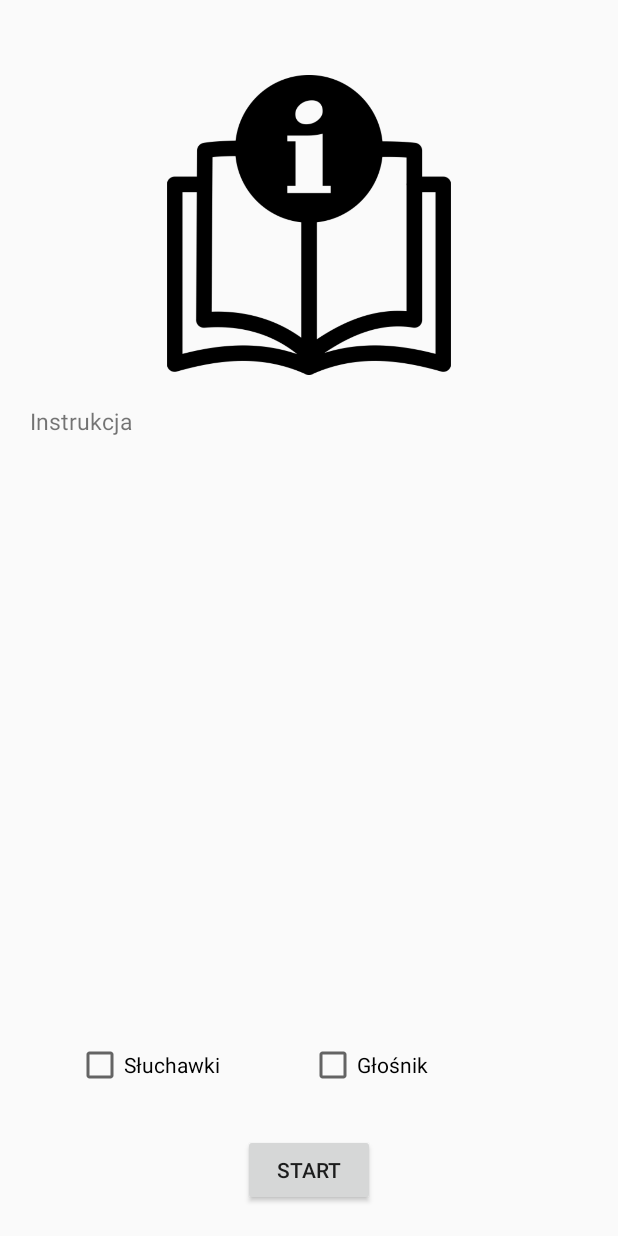
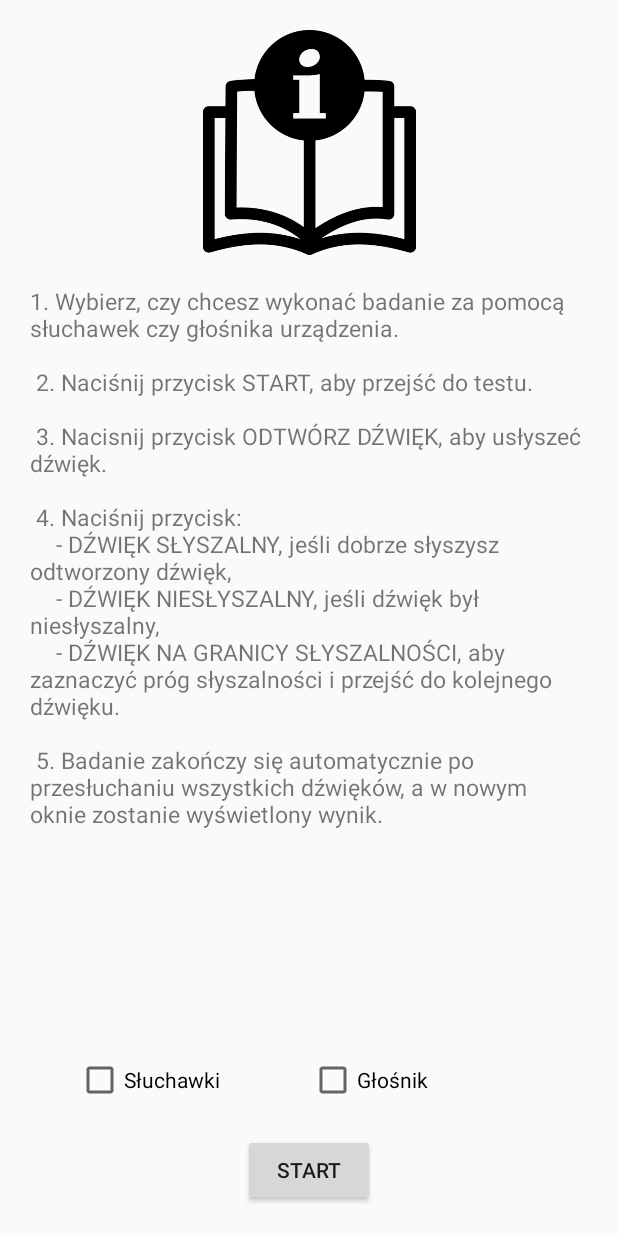
Before and after one commit to HPorada/Audiometry, an Android app: the layout activity_start_test.xml on its own in the app's theme, with its tools: preview values and no code run, on a phone screen of 412 x 824 dp. Run offline under Robolectric (Android 15) with nearby library versions, the light colour scheme and no system bars.

Commit message:
Earphone/Speaker test option - everything working

```diff
--- a/app/src/main/AndroidManifest.xml
+++ b/app/src/main/AndroidManifest.xml
@@ -16,6 +16,7 @@
                 <category android:name="android.intent.category.LAUNCHER" />
             </intent-filter>
         </activity>
+        <activity android:name=".StartTestActivity"/>
         <activity android:name=".TestActivity" />
         <activity android:name=".ResultActivity" />
         <activity android:name=".ResultsRecyclerActivity" />
--- a/app/src/main/java/edu/ib/audiometry/AboutActivity.kt
+++ b/app/src/main/java/edu/ib/audiometry/AboutActivity.kt
@@ -11,7 +11,7 @@
         super.onCreate(savedInstanceState)
         setContentView(R.layout.activity_about)
 
-        var tvAudiometry: TextView = findViewById<TextView>(R.id.tvInfo) as TextView;
+        var tvAudiometry: TextView = findViewById<TextView>(R.id.tvInstruction) as TextView;
 
         tvAudiometry.movementMethod = ScrollingMovementMethod()
     }
--- a/app/src/main/java/edu/ib/audiometry/MainActivity.kt
+++ b/app/src/main/java/edu/ib/audiometry/MainActivity.kt
@@ -24,7 +24,7 @@
     }
 
     fun onStartTestClick(view: View) {
-        val intent = Intent(this, TestActivity::class.java)
+        val intent = Intent(this, StartTestActivity::class.java)
         startActivity(intent)
     }
 
--- a/app/src/main/res/layout/activity_hygiene.xml
+++ b/app/src/main/res/layout/activity_hygiene.xml
@@ -7,9 +7,9 @@
 
     <ImageView
         android:id="@+id/imageView2"
-        android:layout_width="200dp"
-        android:layout_height="200dp"
-        android:layout_marginTop="50dp"
+        android:layout_width="150dp"
+        android:layout_height="150dp"
+        android:layout_marginTop="20dp"
         app:layout_constraintBottom_toTopOf="@+id/tvHygiene"
         app:layout_constraintEnd_toEndOf="parent"
         app:layout_constraintStart_toStartOf="parent"
--- a/app/src/main/res/layout/activity_start_test.xml
+++ b/app/src/main/res/layout/activity_start_test.xml
@@ -6,7 +6,7 @@
     android:layout_height="match_parent">
 
     <TextView
-        android:id="@+id/tvInfo"
+        android:id="@+id/tvInstruction"
         android:layout_width="0dp"
         android:layout_height="0dp"
         android:layout_marginStart="20dp"
@@ -14,20 +14,19 @@
         android:layout_marginEnd="20dp"
         android:scrollbars="vertical"
         android:scrollHorizontally="false"
-        android:text="@string/info"
+        android:text="@string/instruction"
         android:textSize="15dp"
         app:layout_constraintBottom_toTopOf="@+id/linearLayout2"
         app:layout_constraintEnd_toEndOf="parent"
-        app:layout_constraintHorizontal_bias="0"
         app:layout_constraintStart_toStartOf="parent"
         app:layout_constraintTop_toBottomOf="@+id/ivInfo" />
 
     <ImageView
         android:id="@+id/ivInfo"
-        android:layout_width="200dp"
-        android:layout_height="200dp"
-        android:layout_marginTop="50dp"
-        app:layout_constraintBottom_toTopOf="@+id/tvInfo"
+        android:layout_width="150dp"
+        android:layout_height="150dp"
+        android:layout_marginTop="20dp"
+        app:layout_constraintBottom_toTopOf="@+id/tvInstruction"
         app:layout_constraintEnd_toEndOf="parent"
         app:layout_constraintStart_toStartOf="parent"
         app:layout_constraintTop_toTopOf="parent"
@@ -37,9 +36,10 @@
         android:id="@+id/button"
         android:layout_width="wrap_content"
         android:layout_height="wrap_content"
-        android:layout_marginTop="30dp"
+        android:layout_marginTop="20dp"
         android:layout_marginBottom="20dp"
         android:layout_weight="0"
+        android:onClick="onStartClick"
         android:text="@string/start_test"
         app:layout_constraintBottom_toBottomOf="parent"
         app:layout_constraintEnd_toEndOf="parent"
@@ -55,7 +55,7 @@
         app:layout_constraintBottom_toTopOf="@+id/button"
         app:layout_constraintEnd_toEndOf="parent"
         app:layout_constraintStart_toStartOf="parent"
-        app:layout_constraintTop_toBottomOf="@+id/tvInfo">
+        app:layout_constraintTop_toBottomOf="@+id/tvInstruction">
 
         <CheckBox
             android:id="@+id/checkEarphones"
--- a/app/src/main/res/values/strings.xml
+++ b/app/src/main/res/values/strings.xml
@@ -36,5 +36,15 @@
     <string name="audiometry">Progowa audiometria tonalna, jest badaniem subiektywnym, podczas którego sprawdza się zdolność słyszenia progowego czystych tonów (tj. bez zakłóceń) w zakresie częstotliwości od 250 Hz do 8 kHz.\n\nW tradycyjnym badaniu dźwięk jest przekazywany za pomocą nausznych słuchawek powietrznych lub słuchawek kostnych. W aplikacji została zaimplementowana uproszczona wersja badania, polegająca na przekazywaniu dźwięku droga powietrzną, bez użycia słuchawek.\n\nCelem badania jest zodentyfikowanie najcichszego dźwięku słyszanego przez osobę badaną. Test jest subiektywny, ponieważ to osoba badana określa, czy dźwięk jest dla niej słyszalny, czy nie.
     </string>
 
+    <string name="instruction">1. Wybierz, czy chcesz wykonać badanie za pomocą słuchawek czy głośnika urządzenia.\n\n
+    2. Naciśnij przycisk "START", aby przejść do testu.\n\n
+    3. Nacisnij przycisk "ODTWÓRZ DŹWIĘK", aby usłyszeć dźwięk.\n\n
+    4. Naciśnij przycisk:\n
+        \t - "DŹWIĘK SŁYSZALNY", jeśli dobrze słyszysz odtworzony dźwięk,\n
+        \t - "DŹWIĘK NIESŁYSZALNY", jeśli dźwięk był niesłyszalny,\n
+        \t - "DŹWIĘK NA GRANICY SŁYSZALNOŚCI", aby zaznaczyć próg słyszalności i przejść do kolejnego dźwięku.\n\n
+    5. Badanie zakończy się automatycznie po przesłuchaniu wszystkich dźwięków, a w nowym oknie zostanie wyświetlony wynik.
+    </string>
+
     <string name="info">Instrukcja</string>
 </resources>
```
Also changed, not shown: app/src/main/java/edu/ib/audiometry/ResultActivity.kt (+62 -3 lines), app/src/main/java/edu/ib/audiometry/StartTestActivity.kt (added, +60 -0 lines), app/src/main/java/edu/ib/audiometry/TestActivity.kt (+47 -2 lines), app/src/main/res/layout/activity_about.xml (+5 -5 lines).
